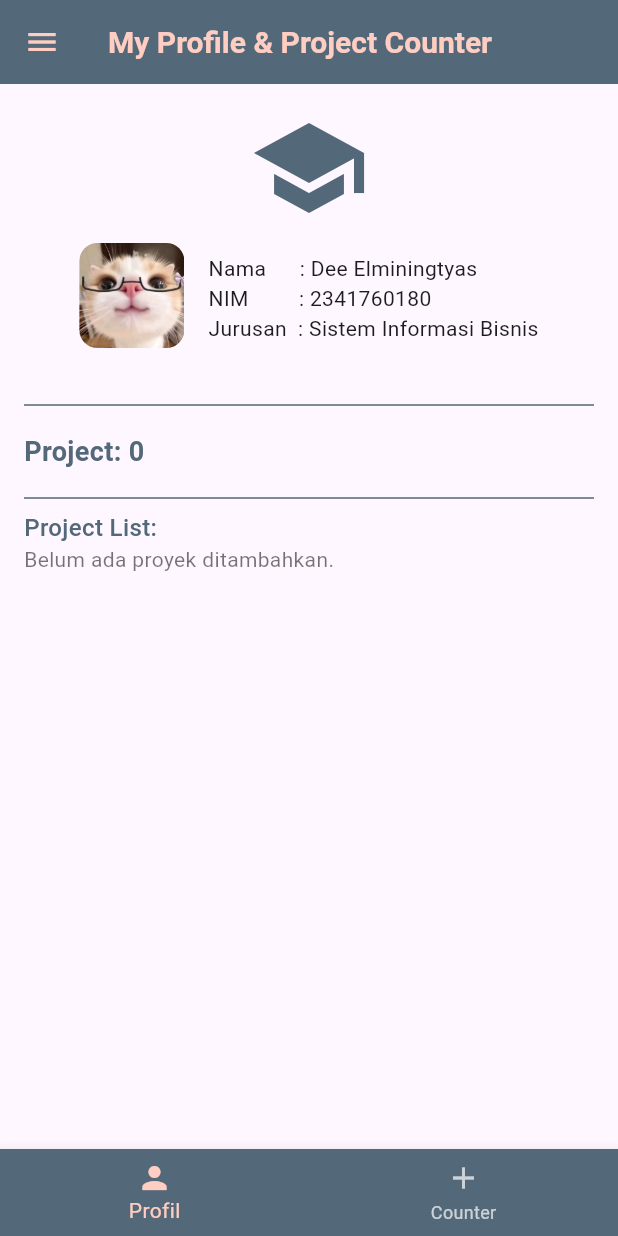
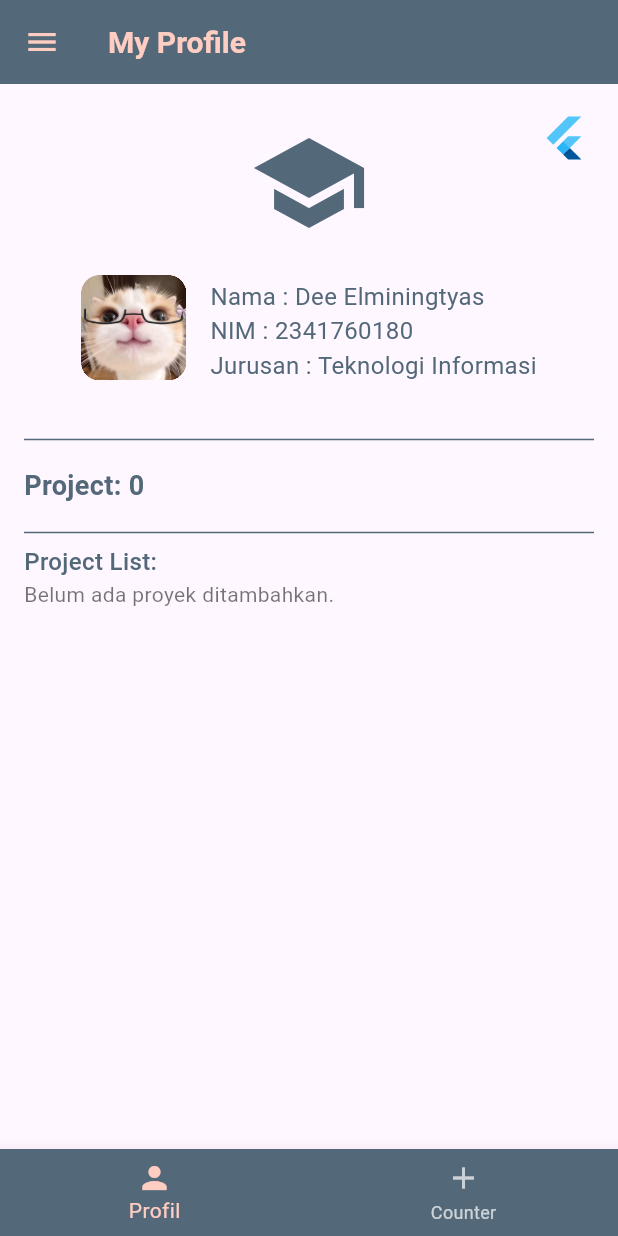
Before and after one commit to dinielmi/Mobile, a Flutter app: the DeeApp screen opened directly, on a phone screen of 412 x 824 dp. Run offline on Flutter 3.47's test engine with Material 3 defaults, Android fonts, the phone set to English and light mode, and no system bars; our stand-ins replace google_fonts.

Commit message:
tugas, profile n counter

```diff
--- a/project5_flutter/lib/tugas.dart
+++ b/project5_flutter/lib/tugas.dart
@@ -1,4 +1,5 @@
 import 'package:flutter/material.dart';
+import 'package:google_fonts/google_fonts.dart';
 
 void main() {
   runApp(
@@ -7,17 +8,19 @@ void main() {
       title: "My Profile & Project Counter",
       home: DeeApp(),
       theme: ThemeData(
-        scaffoldBackgroundColor: const Color(0xFFFFCDC1), // background semua halaman
+        scaffoldBackgroundColor: const Color(0xFFFFCDC1),
       ),
     ),
   );
 }
 
+//DeeApp Menggunakan Statefulwidget
 class DeeApp extends StatefulWidget {
   @override
   State<DeeApp> createState() => _DeeAppState();
 }
 
+//DeeAppp meliputi counter page n appbar
 class _DeeAppState extends State<DeeApp> {
   int _selectedIndex = 0;
   int _counter = 0;
@@ -27,16 +30,17 @@ class _DeeAppState extends State<DeeApp> {
     setState(() => _selectedIndex = index);
   }
 
+  // Popup tambah proyek
   void _addProject() {
     String newProject = "";
     showDialog(
       context: context,
       builder: (context) {
         return AlertDialog(
-        backgroundColor: Color(0xFF536878), // 🟦 Payne’s Grey (background)
+          backgroundColor: const Color(0xFF536878),
           title: const Text(
             "Add New Project",
-          style: TextStyle(color: Color(0xFFFFCDC1)), // 🌸 Melon (teks)
+            style: TextStyle(color: Color(0xFFFFCDC1)),
           ),
           content: TextField(
             style: const TextStyle(color: Color(0xFFFFCDC1)),
@@ -45,7 +49,13 @@ void _addProject() {
               hintText: "Project Name",
               hintStyle: TextStyle(color: Color(0xFFFFCDC1)),
               border: UnderlineInputBorder(
-            borderSide: BorderSide(color: Color(0xFFFFCDC1)), // underline pink selalu
+                borderSide: BorderSide(color: Color(0xFFFFCDC1)),
+              ),
+              enabledBorder: UnderlineInputBorder(
+                borderSide: BorderSide(color: Color(0xFFFFCDC1)),
+              ),
+              focusedBorder: UnderlineInputBorder(
+                borderSide: BorderSide(color: Color(0xFFFFCDC1)),
               ),
             ),
             onChanged: (value) => newProject = value,
@@ -53,10 +63,8 @@ void _addProject() {
           actions: [
             TextButton(
               onPressed: () => Navigator.pop(context),
-            child: const Text(
-              "Cancel",
-              style: TextStyle(color: Color(0xFFFFCDC1)), // teks pink
-            ),
+              child:
+                  const Text("Cancel", style: TextStyle(color: Color(0xFFFFCDC1))),
             ),
             TextButton(
               onPressed: () {
@@ -68,9 +76,62 @@ void _addProject() {
                 }
                 Navigator.pop(context);
               },
+              child:
+                  const Text("Save", style: TextStyle(color: Color(0xFFFFCDC1))),
+            ),
+          ],
+        );
+      },
+    );
+  }
+
+  // Popup hapus proyek
+  void _removeProject() {
+    if (_projectList.isEmpty) {
+      ScaffoldMessenger.of(context).showSnackBar(
+        const SnackBar(content: Text("Belum ada proyek untuk dihapus")),
+      );
+      return;
+    }
+
+    showDialog(
+      context: context,
+      builder: (context) {
+        return AlertDialog(
+          backgroundColor: const Color(0xFF536878),
+          title: const Text(
+            "Hapus Proyek",
+            style: TextStyle(color: Color(0xFFFFCDC1)),
+          ),
+          content: SizedBox(
+            width: double.maxFinite,
+            child: ListView.builder(
+              shrinkWrap: true,
+              itemCount: _projectList.length,
+              itemBuilder: (context, index) {
+                return ListTile(
+                  title: Text(
+                    _projectList[index],
+                    style: const TextStyle(color: Color(0xFFFFCDC1)),
+                  ),
+                  trailing: const Icon(Icons.delete, color: Color(0xFFFFCDC1)),
+                  onTap: () {
+                    setState(() {
+                      _counter--;
+                      _projectList.removeAt(index);
+                    });
+                    Navigator.pop(context);
+                  },
+                );
+              },
+            ),
+          ),
+          actions: [
+            TextButton(
+              onPressed: () => Navigator.pop(context),
               child: const Text(
-              "Save",
-              style: TextStyle(color: Color(0xFFFFCDC1)), // teks pink
+                "Cancel",
+                style: TextStyle(color: Color(0xFFFFCDC1)),
               ),
             ),
           ],
@@ -83,19 +144,17 @@ void _addProject() {
   Widget build(BuildContext context) {
     return Scaffold(
       appBar: AppBar(
-          title: const Text("My Profile & Project Counter",
-          style: TextStyle(
+        title: Text(
+          _selectedIndex == 0 ? "My Profile" : "Project Counter",
+          style: const TextStyle(
             fontSize: 20,
             fontWeight: FontWeight.bold,
-            color:Color(0xFFFFCDC1),
+            color: Color(0xFFFFCDC1),
           ),
         ),
-          iconTheme: const IconThemeData(
-            color: Color(0xFFFFCDC1),
+        iconTheme: const IconThemeData(color: Color(0xFFFFCDC1)),
+        backgroundColor: const Color(0xFF536878),
       ),
-          backgroundColor: Color.fromARGB(255, 83, 104, 120),
-        ),
-
       drawer: Builder(
         builder: (context) => Drawer(
           child: Container(
@@ -111,7 +170,7 @@ void _addProject() {
                   child: const Text(
                     'Drawer Header',
                     style: TextStyle(
-                    color: const Color(0xFFFFCDC1),
+                      color: Color(0xFFFFCDC1),
                       fontSize: 20,
                       fontWeight: FontWeight.bold,
                     ),
@@ -138,47 +197,131 @@ void _addProject() {
           ),
         ),
       ),
-      body:
-          _selectedIndex == 0 ? _buildProfile() : _buildProjectCounter(),
+
+      body: _selectedIndex == 0
+          ? MyProfilePage(counter: _counter, projectList: _projectList)
+          : _buildProjectCounter(),
+
       floatingActionButton: _selectedIndex == 1
-      ? FloatingActionButton(
+          ? Row(
+              mainAxisAlignment: MainAxisAlignment.end,
+              children: [
+                FloatingActionButton(
+                  heroTag: "btnMinus",
+                  backgroundColor: const Color(0xFF536878),
+                  foregroundColor: const Color(0xFFFFCDC1),
+                  onPressed: _removeProject,
+                  child: const Icon(Icons.remove),
+                ),
+                const SizedBox(width: 12),
+                FloatingActionButton(
+                  heroTag: "btnAdd",
+                  backgroundColor: const Color(0xFF536878),
+                  foregroundColor: const Color(0xFFFFCDC1),
                   onPressed: _addProject,
-          backgroundColor: const Color(0xFF536878), // 🔹 Payne’s Grey (warna tombol)
-          foregroundColor: const Color(0xFFFFCDC1), // 🔹 Melon (warna ikon di atas tombol)
                   child: const Icon(Icons.add),
+                ),
+              ],
             )
           : null,
+
       bottomNavigationBar: BottomNavigationBar(
         currentIndex: _selectedIndex,
         onTap: _onItemTapped,
         backgroundColor: const Color(0xFF536878),
-        selectedItemColor:  const Color(0xFFFFCDC1),
+        selectedItemColor: const Color(0xFFFFCDC1),
         unselectedItemColor: Colors.white70,
         items: const [
-          BottomNavigationBarItem(
-            icon: Icon(Icons.person),
-            label: 'Profil',
+          BottomNavigationBarItem(icon: Icon(Icons.person), label: 'Profil'),
+          BottomNavigationBarItem(icon: Icon(Icons.add), label: 'Counter'),
+        ],
       ),
-          BottomNavigationBarItem(
-            icon: Icon(Icons.add),
-            label: 'Counter',
+    );
+  }
+
+  Widget _buildProjectCounter() {
+    return Center(
+      child: Column(
+        mainAxisAlignment: MainAxisAlignment.center,
+        children: [
+          const Text(
+            "Tambah Project",
+            style: TextStyle(
+              fontWeight: FontWeight.bold,
+              fontSize: 20,
+              color: Color(0xFF536878),
+            ),
+          ),
+          const SizedBox(height: 10),
+          Text(
+            "$_counter",
+            style: const TextStyle(
+              fontSize: 40,
+              fontWeight: FontWeight.bold,
+              color: Color(0xFF536878),
+            ),
+          ),
+          const SizedBox(height: 20),
+          const Text(
+            "Tekan tombol + untuk menambah project",
+            style: TextStyle(color: Colors.black54),
+          ),
+          const SizedBox(height: 20),
+          OutlinedButton(
+            onPressed: () {
+              setState(() {
+                _counter = 0;
+                _projectList.clear();
+              });
+            },
+            style: OutlinedButton.styleFrom(
+              foregroundColor: const Color(0xFF536878),
+              side: const BorderSide(color: Color(0xFF536878)),
+            ),
+            child: const Text("Reset"),
           ),
         ],
       ),
     );
   }
+}
 
-Widget _buildProfile() {
+//Halaman Profile menggunakan Stateless Widget
+class MyProfilePage extends StatelessWidget {
+  final int counter;
+  final List<String> projectList;
+
+  const MyProfilePage({
+    super.key,
+    required this.counter,
+    required this.projectList,
+  });
+
+  @override
+  Widget build(BuildContext context) {
     return Padding(
       padding: const EdgeInsets.all(16),
       child: Column(
         crossAxisAlignment: CrossAxisAlignment.start,
         children: [
-        const Center(
-          child: Icon(
-            Icons.school,
-            size: 80,
-            color: Color(0xFF536878), // Payne’s Grey
+          SizedBox(
+            width: double.infinity,
+            height: 100,
+            child: Stack(
+              alignment: Alignment.center,
+              children: [
+                // Flutter logo positioned top-left inside the header area
+                const Positioned(
+                  right: 0,
+                  top: 0,
+                  child: Padding(
+                    padding: EdgeInsets.all(4.0),
+                    child: FlutterLogo(size: 32),
+                  ),
+                ),
+                // School icon stays centered
+                const Icon(Icons.school, size: 80, color: Color(0xFF536878)),
+              ],
             ),
           ),
           const SizedBox(height: 10),
@@ -197,30 +340,54 @@ Widget _buildProfile() {
                       fit: BoxFit.cover,
                     ),
                   ),
+                  clipBehavior: Clip.hardEdge,
+                  child: Image.asset(
+                    'assets/image/profile.jpeg',
+                    fit: BoxFit.cover,
+                    errorBuilder: (context, error, stackTrace) {
+                      return const Placeholder(
+                        fallbackWidth: 120,
+                        fallbackHeight: 120,
+                      );
+                    },
                   ),
-              const SizedBox(width: 16), // jarak antara foto dan teks
-              // Kolom teks di kanan gambar
-              const Column(
+                ),
+                const SizedBox(width: 16),
+                Column(
                   crossAxisAlignment: CrossAxisAlignment.start,
                   children: [
-                  SizedBox(height: 4),
-                  Text("Nama\t\t\t\t\t\t: Dee Elminingtyas"),
-                  Text("NIM\t\t\t\t\t\t\t\t\t: 2341760180"),
-                  Text("Jurusan\t\t: Sistem Informasi Bisnis"),
+                    const SizedBox(height: 4),
+                    Text(
+                      "Nama : Dee Elminingtyas",
+                      style: GoogleFonts.averiaLibre(
+                        fontSize: 16,
+                        color: const Color(0xFF536878),
+                      ),
+                    ),
+                    Text(
+                      "NIM : 2341760180",
+                      style: GoogleFonts.averiaLibre(
+                        fontSize: 16,
+                        color: const Color(0xFF536878),
+                      ),
+                    ),
+                    Text(
+                      "Jurusan : Teknologi Informasi",
+                      style: GoogleFonts.averiaLibre(
+                        fontSize: 16,
+                        color: const Color(0xFF536878),
+                      ),
+                    ),
                   ],
                 ),
               ],
             ),
           ),
-
           const SizedBox(height: 30),
-        const Divider(
-          color: Color(0xFF536878),
-          thickness: 1,
-        ),
+          const Divider(color: Color(0xFF536878), thickness: 1),
           const SizedBox(height: 10),
           Text(
-          "Project: $_counter",
+            "Project: $counter",
             style: const TextStyle(
               fontWeight: FontWeight.bold,
               fontSize: 18,
@@ -228,10 +395,7 @@ Widget _buildProfile() {
             ),
           ),
           const SizedBox(height: 10),
-        const Divider(
-          color: Color(0xFF536878),
-          thickness: 1,
-        ),
+          const Divider(color: Color(0xFF536878), thickness: 1),
           const Text(
             "Project List:",
             style: TextStyle(
@@ -241,31 +405,28 @@ Widget _buildProfile() {
             ),
           ),
           Expanded(
-          child: _projectList.isEmpty
-              ? const Text(
-                  "Belum ada proyek ditambahkan.",
-                  style: TextStyle(color: Colors.black54),
-                )
+            child: projectList.isEmpty
+                ? const Text("Belum ada proyek ditambahkan.",
+                    style: TextStyle(color: Colors.black54))
                 : ListView.builder(
                     padding: const EdgeInsets.only(left: 8),
-                  itemCount: _projectList.length,
+                    itemCount: projectList.length,
                     itemBuilder: (context, index) {
                         return Padding(
                           padding: const EdgeInsets.symmetric(vertical: 2),
                           child: Row(
                             crossAxisAlignment: CrossAxisAlignment.center,
                             children: [
-                          const Icon(
-                            Icons.circle,
-                            color: Color(0xFF536878), // Payne’s Grey
-                            size: 10,
-                          ),
+                              const Icon(Icons.circle,
+                                  color: Color(0xFF536878), size: 10),
                               const SizedBox(width: 6),
-                          Text(
-                            _projectList[index],
+                              Expanded(
+                                child: Text(
+                                  projectList[index],
                                   style: const TextStyle(
                                     fontSize: 15,
-                              color: Color(0xFF536878),
+                                    color: Colors.black87,
+                                  ),
                                 ),
                               ),
                             ],
@@ -278,20 +439,4 @@ Widget _buildProfile() {
       ),
     );
   }
-
-
-  Widget _buildProjectCounter() {
-    return Center(
-      child: Column(
-        mainAxisAlignment: MainAxisAlignment.center,
-        children: [
-          const Text("Tambah Project"),
-          const SizedBox(height: 10),
-          Text("$_counter", style: const TextStyle(fontSize: 40)),
-          const SizedBox(height: 20),
-          const Text("Tekan tombol + untuk menambah project"),
-        ],
-      ),
-    );
 }
-}
--- a/project5_flutter/pubspec.yaml
+++ b/project5_flutter/pubspec.yaml
@@ -34,6 +34,7 @@ dependencies:
   # The following adds the Cupertino Icons font to your application.
   # Use with the CupertinoIcons class for iOS style icons.
   cupertino_icons: ^1.0.8
+  google_fonts: ^6.1.0
 
 dev_dependencies:
   flutter_test:
```
Also changed, not shown: project5_flutter/pubspec.lock, 1 other file. Lines whose indentation alone changed are shown as unchanged.
